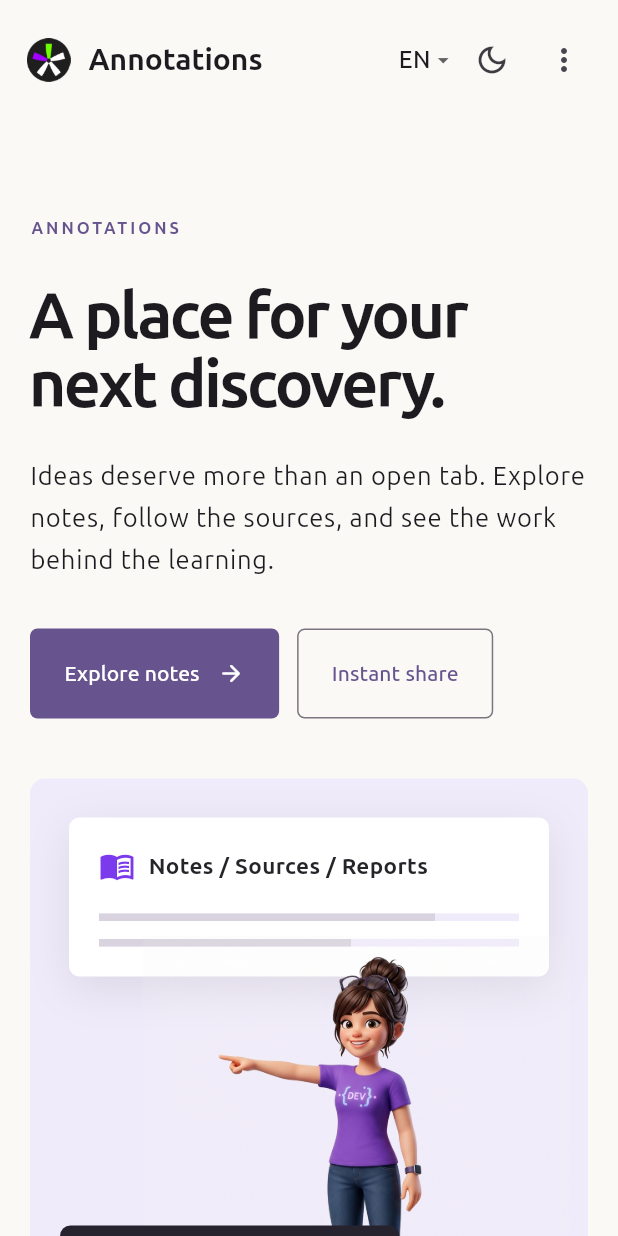
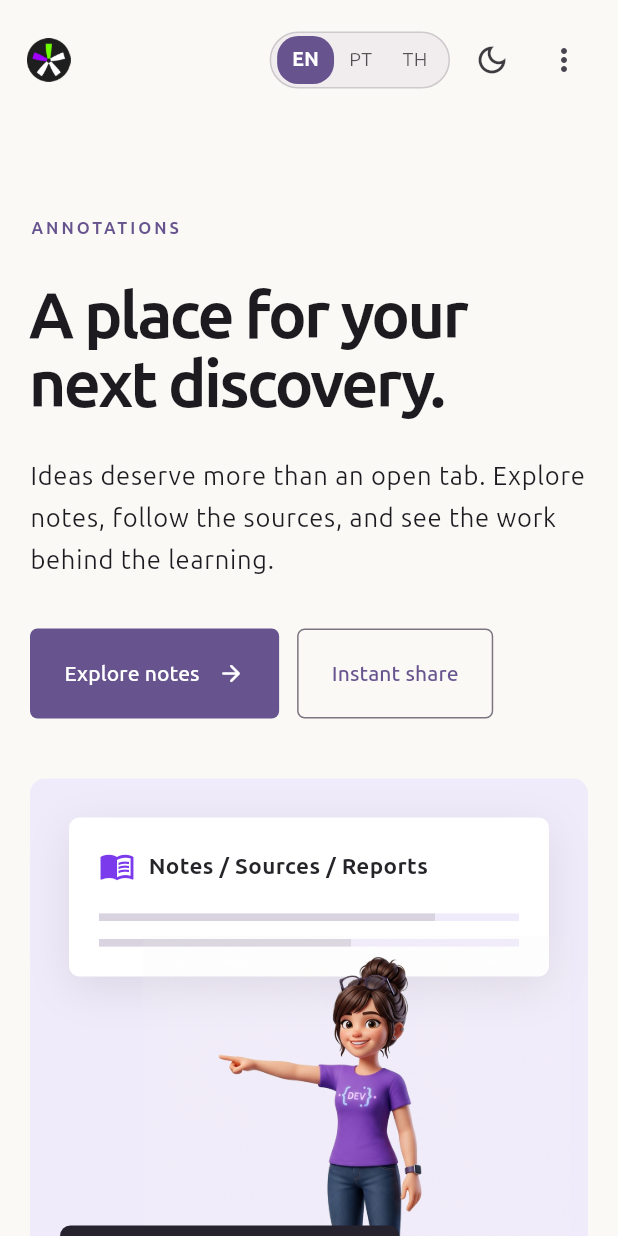
Before and after one commit to wilsonborba/annotations, a Flutter app: the screen it shows after launch, on a phone screen of 412 x 824 dp. Run offline on Flutter 3.47's test engine with Material 3 defaults, Android fonts, the phone set to English and light mode, and no system bars; our stand-ins replace go_router, shared_preferences, web; missing offline and left inert: dart:js_interop; network calls fail.

Commit message:
fix: top bar language switcher, content language dropdown and linked author (#12)

```diff
--- a/lib/core/strings.dart
+++ b/lib/core/strings.dart
@@ -147,6 +147,7 @@ const strings = <String, List<String>>{
   'edit': ['Edit', 'Editar', 'แก้ไข'],
   'remove': ['Remove', 'Remover', 'ลบ'],
   'aboutUs': ['About us', 'Sobre nós', 'เกี่ยวกับเรา'],
+  'aboutAuthor': ['About the author', 'Sobre o autor', 'เกี่ยวกับผู้เขียน'],
   'save': ['Save', 'Salvar', 'บันทึก'],
   'cancel': ['Cancel', 'Cancelar', 'ยกเลิก'],
   'roomEmpty': [
--- a/lib/presentation/frontend/components/post_card.dart
+++ b/lib/presentation/frontend/components/post_card.dart
@@ -90,7 +90,8 @@ class PostCard extends StatelessWidget {
                       children: [
                         Expanded(
                           child: Text(
-                            channels.join(' · '),
+                            ((post['author'] as Map?)?['name'] ?? '')
+                                .toString(),
                             style: Theme.of(context).textTheme.bodySmall,
                           ),
                         ),
--- a/lib/presentation/frontend/components/shell.dart
+++ b/lib/presentation/frontend/components/shell.dart
@@ -9,13 +9,15 @@ class PageShell extends StatelessWidget {
   const PageShell({super.key, required this.child});
   @override
   Widget build(BuildContext context) {
-    final wide = MediaQuery.sizeOf(context).width > 740;
+    final width = MediaQuery.sizeOf(context).width;
+    // Navigation links need room beside the language switcher.
+    final wide = width > 940;
     final prefs = AppScope.of(context).preferences;
     final dark = Theme.of(context).brightness == Brightness.dark;
     return Scaffold(
       appBar: AppBar(
         toolbarHeight: 80,
-        titleSpacing: wide ? 40 : 18,
+        titleSpacing: width > 740 ? 40 : 18,
         title: InkWell(
           onTap: () => context.go('/v1/home'),
           child: Row(
@@ -25,11 +27,13 @@ class PageShell extends StatelessWidget {
                 'lib/presentation/frontend/assets/images/asodya_logo.png',
                 height: 29,
               ),
-              const SizedBox(width: 12),
-              const Text(
-                'Annotations',
-                style: TextStyle(fontSize: 20, fontWeight: FontWeight.w700),
-              ),
+              if (width >= 430) ...[
+                const SizedBox(width: 12),
+                const Text(
+                  'Annotations',
+                  style: TextStyle(fontSize: 20, fontWeight: FontWeight.w700),
+                ),
+              ],
             ],
           ),
         ),
@@ -46,20 +50,8 @@ class PageShell extends StatelessWidget {
             ),
             const SizedBox(width: 16),
           ],
-          DropdownButtonHideUnderline(
-            child: DropdownButton<String>(
-              value: prefs.locale,
-              iconSize: 17,
-              items: const [
-                DropdownMenuItem(value: 'en', child: Text('EN')),
-                DropdownMenuItem(value: 'pt-BR', child: Text('PT')),
-                DropdownMenuItem(value: 'th', child: Text('TH')),
-              ],
-              onChanged: (v) {
-                if (v != null) prefs.language(v);
-              },
-            ),
-          ),
+          LanguageSwitch(selected: prefs.locale, onChanged: prefs.language),
+          const SizedBox(width: 4),
           IconButton(
             key: const Key('theme-toggle'),
             tooltip: context.tr('theme'),
@@ -92,6 +84,73 @@ class PageShell extends StatelessWidget {
         child: Column(
           crossAxisAlignment: CrossAxisAlignment.stretch,
           children: [child, const Footer()],
+        ),
+      ),
+    );
+  }
+}
+
+/// Interface language: the same segmented switcher as the other Asodya apps.
+class LanguageSwitch extends StatelessWidget {
+  final String selected;
+  final ValueChanged<String> onChanged;
+  const LanguageSwitch({
+    super.key,
+    required this.selected,
+    required this.onChanged,
+  });
+  @override
+  Widget build(BuildContext context) {
+    final scheme = Theme.of(context).colorScheme;
+    return Tooltip(
+      message: context.tr('language'),
+      child: Container(
+        key: const Key('language-switch'),
+        padding: const EdgeInsets.symmetric(horizontal: 4, vertical: 2),
+        decoration: BoxDecoration(
+          color: scheme.surfaceContainerHighest.withValues(alpha: 0.5),
+          borderRadius: BorderRadius.circular(20),
+          border: Border.all(color: scheme.outline.withValues(alpha: 0.3)),
+        ),
+        child: Row(
+          mainAxisSize: MainAxisSize.min,
+          children: [
+            for (final (code, label) in const [
+              ('en', 'EN'),
+              ('pt-BR', 'PT'),
+              ('th', 'TH'),
+            ])
+              InkWell(
+                key: Key('language-$code'),
+                onTap: () => onChanged(code),
+                borderRadius: BorderRadius.circular(14),
+                child: AnimatedContainer(
+                  duration: const Duration(milliseconds: 150),
+                  padding: const EdgeInsets.symmetric(
+                    horizontal: 10,
+                    vertical: 6,
+                  ),
+                  decoration: BoxDecoration(
+                    color: code == selected
+                        ? scheme.primary
+                        : Colors.transparent,
+                    borderRadius: BorderRadius.circular(14),
+                  ),
+                  child: Text(
+                    label,
+                    style: TextStyle(
+                      fontSize: 13,
+                      fontWeight: code == selected
+                          ? FontWeight.bold
+                          : FontWeight.normal,
+                      color: code == selected
+                          ? scheme.onPrimary
+                          : scheme.onSurface.withValues(alpha: 0.75),
+                    ),
+                  ),
+                ),
+              ),
+          ],
         ),
       ),
     );
```
Also changed, not shown: lib/presentation/frontend/widgets/article/article_page.dart (+99 -49 lines), 1 other file.
